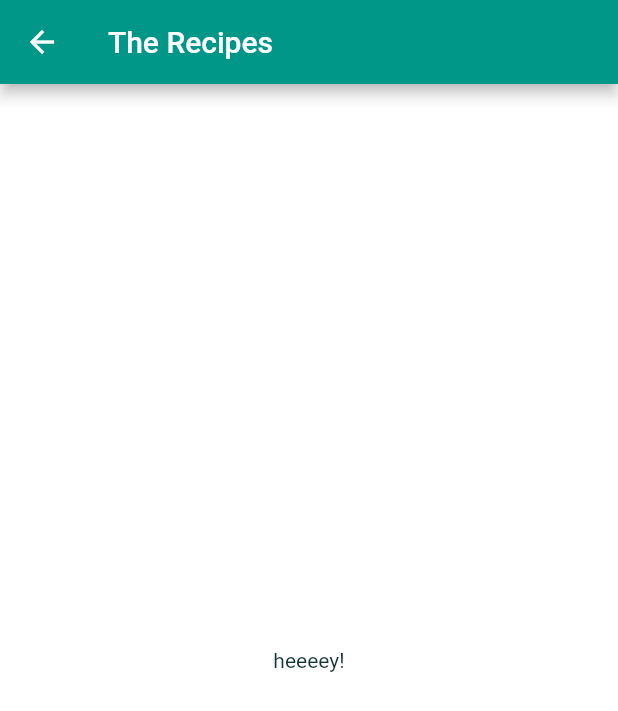
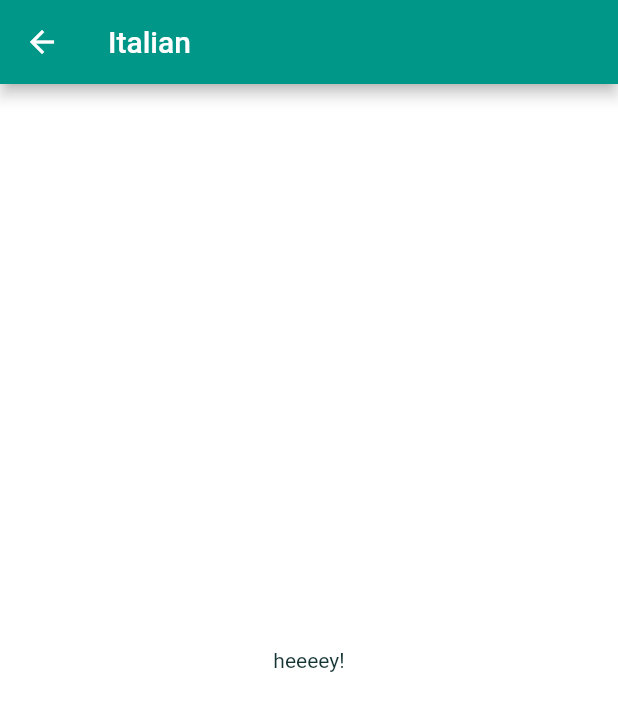
Before and after one commit to du-almeidalima/flutter-course, a Flutter app: the screen it shows after launch, after a tap on "Italian", on a phone screen of 412 x 824 dp. Shown: the top 711 px of the screen. Run offline on Flutter 3.47's test engine with Material 2 defaults, Android fonts, the phone set to English and light mode, and no system bars.

Commit message:
Section 7: Passing Data to a Page via Constructor

```diff
--- a/lib/pages/categories_page.dart
+++ b/lib/pages/categories_page.dart
@@ -21,6 +21,7 @@ class CategoriesPage extends StatelessWidget {
             mainAxisSpacing: 20),
         children: DUMMY_CATEGORIES
             .map((category) => CategoryItem(
+                  id: category.id,
                   title: category.title,
                   color: category.color,
                 ))
--- a/lib/pages/category_meals_page.dart
+++ b/lib/pages/category_meals_page.dart
@@ -1,11 +1,16 @@
 import 'package:flutter/material.dart';
 
 class CategoryMealsPage extends StatelessWidget {
+  final String id;
+  final String categoryTitle;
+
+  const CategoryMealsPage({this.id, this.categoryTitle});
+
   @override
   Widget build(BuildContext context) {
     return Scaffold(
       appBar: AppBar(
-        title: const Text('The Recipes'),
+        title: Text(this.categoryTitle),
       ),
       body: Center(
         child: Text("heeeey!"),
--- a/lib/widgets/category_item.dart
+++ b/lib/widgets/category_item.dart
@@ -2,14 +2,21 @@ import 'package:flutter/material.dart';
 import 'package:meu_rango/pages/category_meals_page.dart';
 
 class CategoryItem extends StatelessWidget {
+  final String id;
   final String title;
   final Color color;
 
-  const CategoryItem({this.title, this.color});
+  const CategoryItem({this.id, this.title, this.color});
 
   void _onCategoryTapped(BuildContext context) {
     Navigator.of(context).push(
-        MaterialPageRoute(builder: (builderContext) => CategoryMealsPage()));
+      MaterialPageRoute(
+        builder: (builderContext) => CategoryMealsPage(
+          id: this.id,
+          categoryTitle: this.title,
+        ),
+      ),
+    );
   }
 
   @override
@@ -18,24 +25,21 @@ class CategoryItem extends StatelessWidget {
       onTap: () {
         this._onCategoryTapped(context);
       },
-      splashColor: Theme
-          .of(context)
-          .accentColor,
+      splashColor: Theme.of(context).accentColor,
       borderRadius: BorderRadius.circular(25),
       child: Container(
         padding: const EdgeInsets.all(20),
         decoration: BoxDecoration(
-            gradient: LinearGradient(
-                colors: [this.color.withOpacity(0.5), this.color],
-                begin: Alignment.topLeft,
-                end: Alignment.bottomRight),
-            borderRadius: BorderRadius.circular(25)),
+          gradient: LinearGradient(
+            colors: [this.color.withOpacity(0.5), this.color],
+            begin: Alignment.topLeft,
+            end: Alignment.bottomRight,
+          ),
+          borderRadius: BorderRadius.circular(25),
+        ),
         child: Text(
           this.title,
-          style: Theme
-              .of(context)
-              .textTheme
-              .headline6,
+          style: Theme.of(context).textTheme.headline6,
         ),
       ),
     );
```
Also changed, not shown: lib/main.dart (line endings or trailing spaces).
